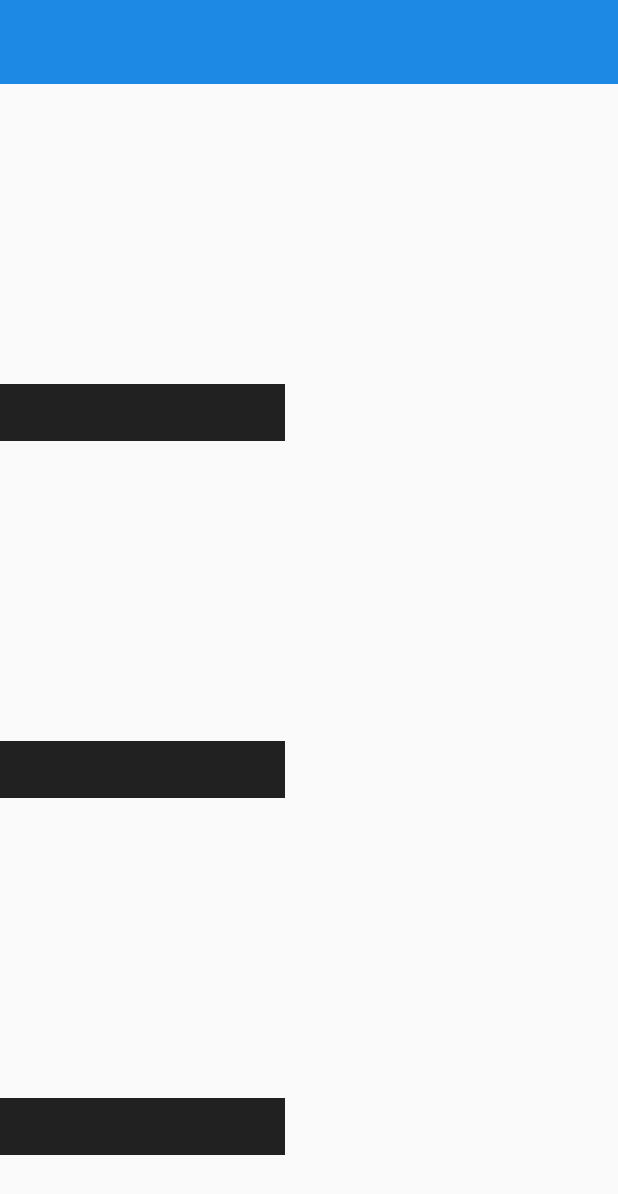
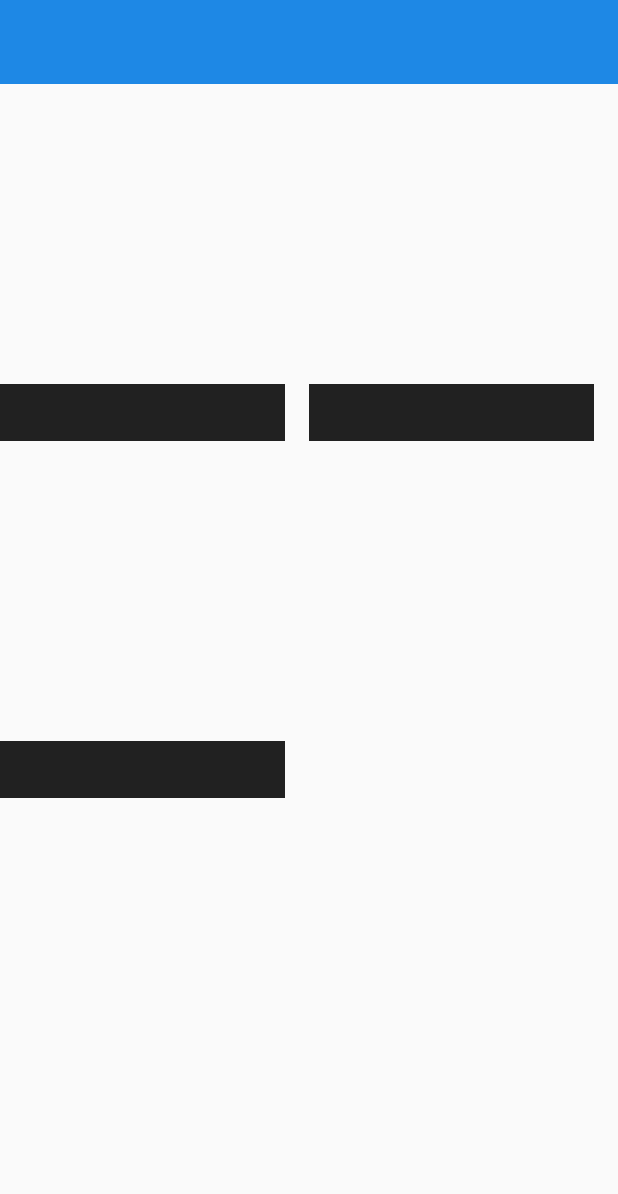
Before and after one commit to erikjhordan-rey/LiveData-DataBinding-Kotlin, an Android app: the layout activity_dc_character.xml on its own in the app's theme, with its tools: preview values and no code run, on a phone screen of 412 x 824 dp. Shown: the top 1194 px of the screen. Run offline under Robolectric (Android 15) with nearby library versions, the phone set to English and light mode, and no system bars.

```diff
--- a/app/src/main/res/layout/activity_dc_character.xml
+++ b/app/src/main/res/layout/activity_dc_character.xml
@@ -3,9 +3,8 @@
     xmlns:tools="http://schemas.android.com/tools">
 
     <data>
-
         <variable
-            name="dcCharacterViewModel"
+            name="viewmodel"
             type="io.github.erikcaffrey.livebinding.viewmodel.DcCharacterViewModel" />
     </data>
 
@@ -21,7 +20,7 @@
             android:background="@color/colorPrimary"
             android:gravity="start|center"
             android:padding="8dp"
-            android:text="@{` DC Characters: ` + Integer.toString(dcCharacterViewModel.dcCharacterList.size)}"
+            android:text="@{` DC Characters: ` + Integer.toString(viewmodel.dcCharacterList.size)}"
             android:textColor="@android:color/white"
             android:textSize="16sp"
             android:textStyle="bold"
@@ -35,6 +34,9 @@
             android:clipToPadding="false"
             android:scrollbars="vertical"
             app:layout_constraintTop_toBottomOf="@+id/text_character_size"
+            app:layoutManager="androidx.recyclerview.widget.GridLayoutManager"
+            app:spanCount="2"
+            android:characters="@{viewmodel.dcCharacterList}"
             tools:listitem="@layout/item_dc_character" />
 
     </androidx.constraintlayout.widget.ConstraintLayout>
```
Also changed, not shown: app/src/main/kotlin/io/github/erikcaffrey/livebinding/view/AdapterBindingAdapter.kt (added, +15 -0 lines).
